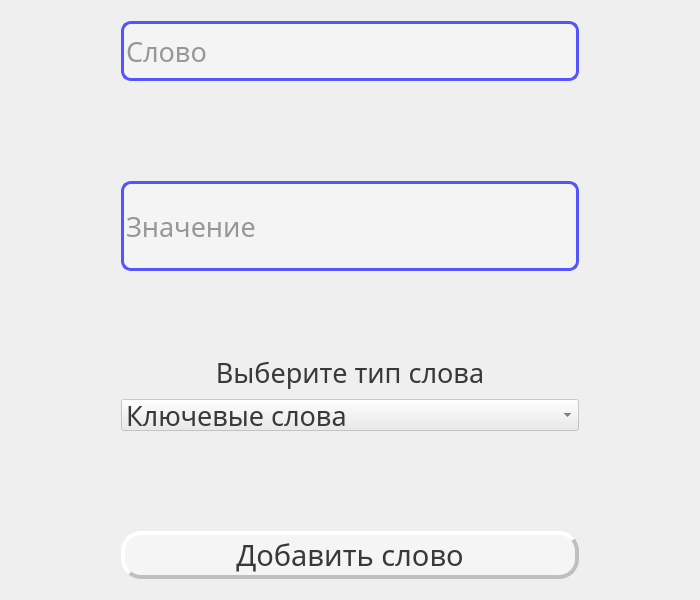
The window that chooseword.ui (realeedd/techEng) describes before a commit, drawn with Qt 5.
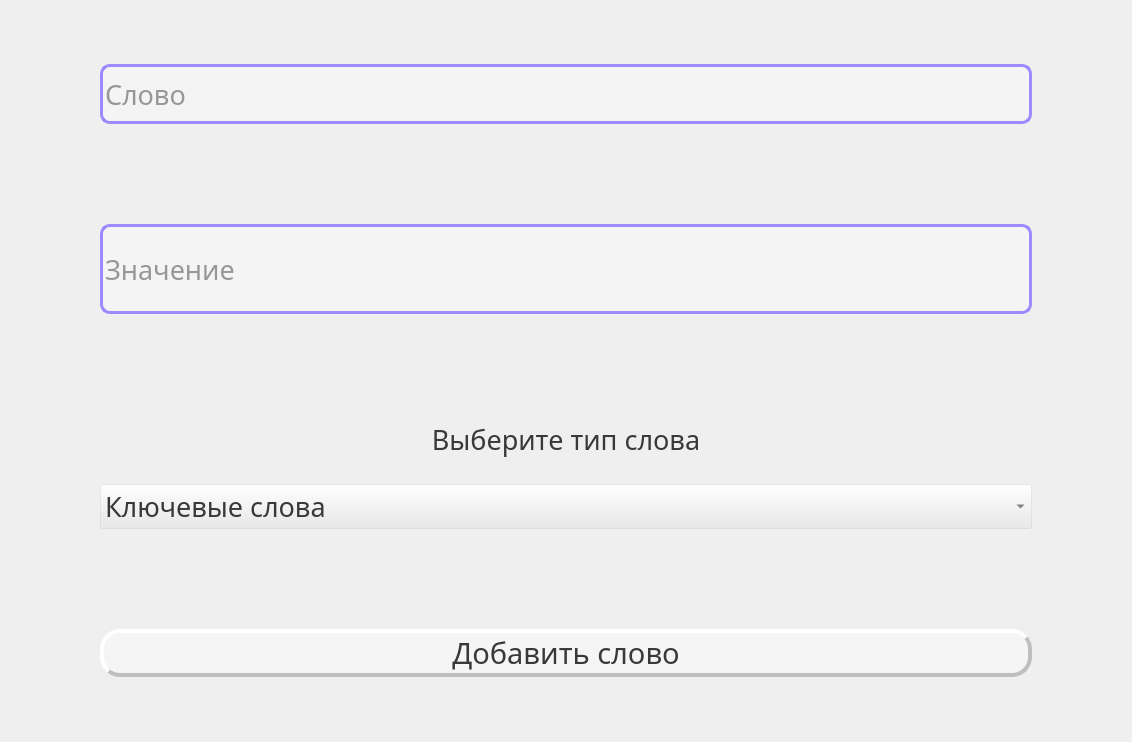
The same window after the commit.

The edit to the form file:
```diff
--- a/chooseword.ui
+++ b/chooseword.ui
@@ -6,8 +6,8 @@
    <rect>
     <x>0</x>
     <y>0</y>
-    <width>700</width>
-    <height>600</height>
+    <width>1132</width>
+    <height>742</height>
    </rect>
   </property>
   <property name="sizePolicy">
@@ -22,29 +22,36 @@
     <height>600</height>
    </size>
   </property>
-  <property name="maximumSize">
-   <size>
-    <width>700</width>
-    <height>600</height>
-   </size>
-  </property>
   <property name="windowTitle">
    <string>TechEng</string>
   </property>
   <layout class="QVBoxLayout" name="verticalLayout_4">
+   <property name="leftMargin">
+    <number>0</number>
+   </property>
+   <property name="topMargin">
+    <number>0</number>
+   </property>
+   <property name="rightMargin">
+    <number>0</number>
+   </property>
+   <property name="bottomMargin">
+    <number>0</number>
+   </property>
    <item>
+    <widget class="QWidget" name="widget" native="true">
     <layout class="QVBoxLayout" name="verticalLayout_2">
      <property name="leftMargin">
-      <number>10</number>
+       <number>0</number>
      </property>
      <property name="topMargin">
-      <number>10</number>
+       <number>0</number>
      </property>
      <property name="rightMargin">
-      <number>10</number>
+       <number>0</number>
      </property>
      <property name="bottomMargin">
-      <number>10</number>
+       <number>0</number>
      </property>
      <item>
       <layout class="QVBoxLayout" name="verticalLayout">
@@ -54,9 +61,15 @@
        <property name="leftMargin">
         <number>100</number>
        </property>
+        <property name="topMargin">
+         <number>30</number>
+        </property>
        <property name="rightMargin">
         <number>100</number>
        </property>
+        <property name="bottomMargin">
+         <number>30</number>
+        </property>
        <item>
         <widget class="QLineEdit" name="word">
          <property name="sizePolicy">
@@ -88,7 +101,7 @@
 border-radius: 10px;
 border-style:solid;
  border-width:3px;
-border-color: rgb(85, 85, 255);
+border-color: rgb(156, 139, 254);
 color: rgb(57, 57, 57)</string>
          </property>
          <property name="placeholderText">
@@ -127,7 +140,7 @@
 border-radius: 10px;
 border-style:solid;
  border-width:3px;
-border-color: rgb(85, 85, 255);
+border-color: rgb(156, 139, 254);
 color: rgb(57,57,57)</string>
          </property>
          <property name="placeholderText">
@@ -138,10 +151,16 @@
        <item>
         <layout class="QVBoxLayout" name="verticalLayout_3">
          <property name="spacing">
-          <number>10</number>
+           <number>20</number>
          </property>
          <item>
           <widget class="QLabel" name="label">
+            <property name="maximumSize">
+             <size>
+              <width>16777215</width>
+              <height>50</height>
+             </size>
+            </property>
            <property name="font">
             <font>
              <family>Trebuchet MS</family>
@@ -168,8 +187,14 @@
             </font>
            </property>
            <property name="styleSheet">
-            <string notr="true">background: rgba(234, 234, 234, 0.6);
-color: rgb(57, 57, 57)</string>
+             <string notr="true">QComboBox{background: rgba(234, 234, 234, 0.2);
+color: rgb(57, 57, 57)}
+
+QComboBox::on{
+selection-background: rgba(234, 234, 234, 0.2);
+color: rgb(57, 57, 57);
+padding: 10px
+}</string>
            </property>
            <item>
             <property name="text">
@@ -219,6 +244,7 @@
       </layout>
      </item>
     </layout>
+    </widget>
    </item>
   </layout>
  </widget>
```
Lines whose indentation alone changed are shown as unchanged.
